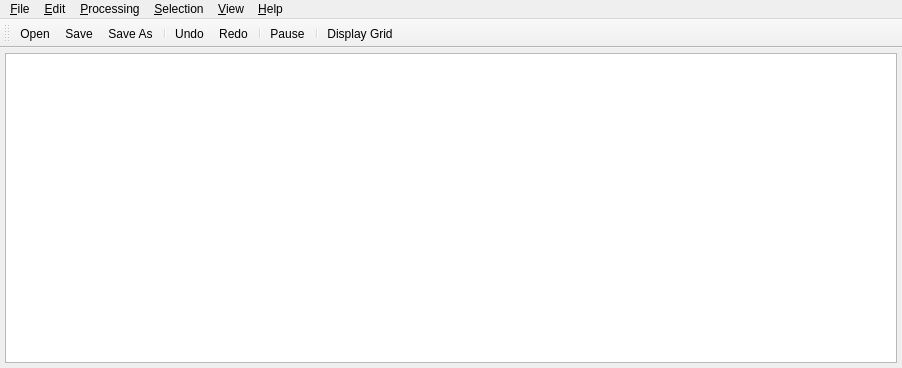
cogsys-tuebingen/csapex, file src/csapex/ui/csapex_window.ui: the form before one commit.
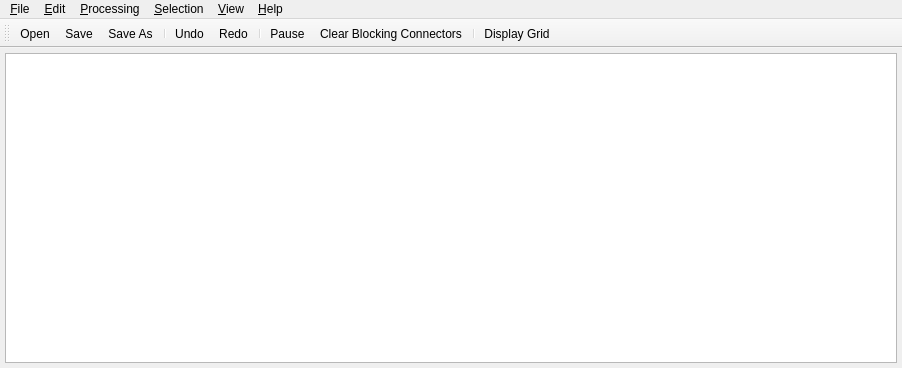
The form after the commit. Icons and pictures are not drawn.

Commit message: added a button to clear blocked connectors

What changed in the file:
```diff
--- a/src/csapex/ui/csapex_window.ui
+++ b/src/csapex/ui/csapex_window.ui
@@ -145,6 +145,7 @@
    <addaction name="actionRedo"/>
    <addaction name="separator"/>
    <addaction name="actionPause"/>
+   <addaction name="actionClearBlock"/>
    <addaction name="separator"/>
    <addaction name="actionGrid"/>
   </widget>
@@ -328,6 +329,15 @@
     <string>Ctrl+Del</string>
    </property>
   </action>
+  <action name="actionClearBlock">
+   <property name="icon">
+    <iconset resource="../res/csapex_resources.qrc">
+     <normaloff>:/stop.png</normaloff>:/stop.png</iconset>
+   </property>
+   <property name="text">
+    <string>Clear Blocking Connectors</string>
+   </property>
+  </action>
  </widget>
  <resources>
   <include location="../res/csapex_resources.qrc"/>
```
Left out of the diff: 3 changed lines with no effect on the pictures. The commit also changes 10 other files.
